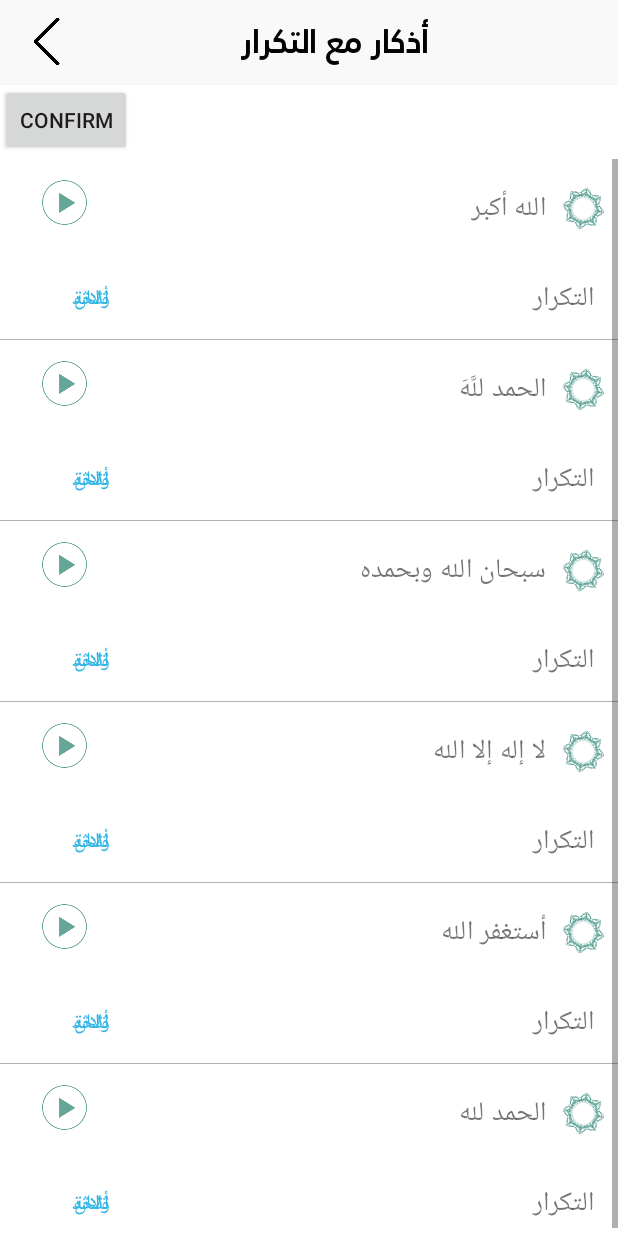
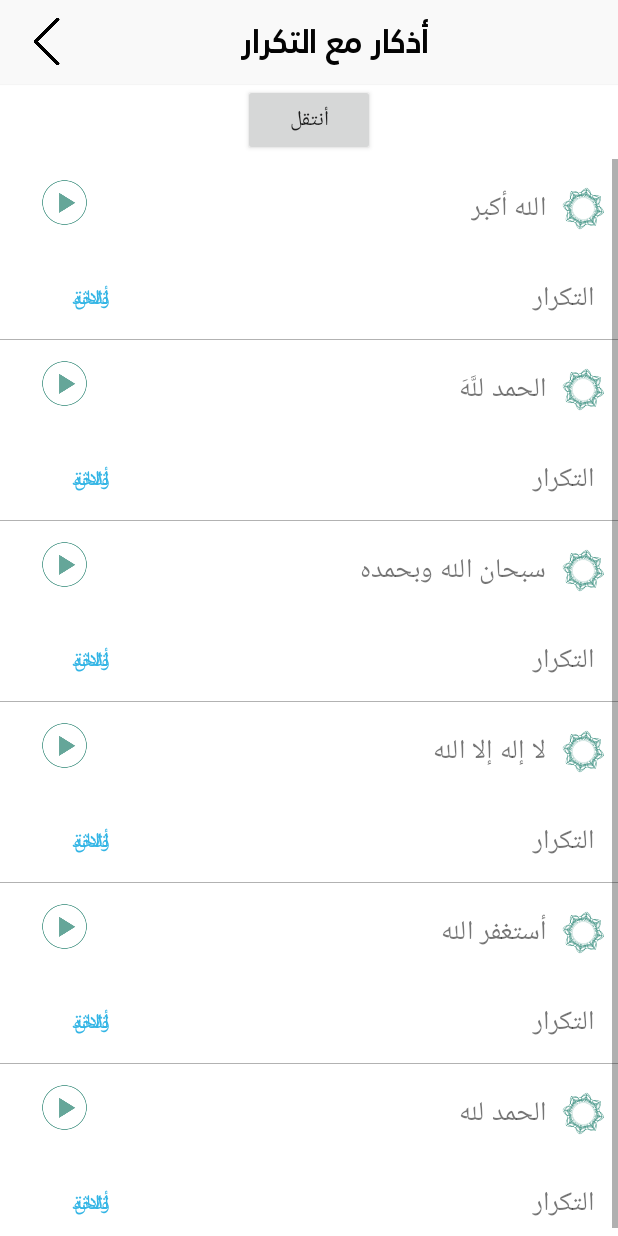
Before and after one commit to ahmedco82/AzcarAlmuslim, an Android app: the ListAzcarActivity screen opened directly, with no data from a screen before it, on a phone screen of 412 x 824 dp. Run offline under Robolectric (Android 15) with nearby library versions, the light colour scheme and no system bars; plain views replace SegmentedGroup; 4 statements that could not run were skipped.

Commit message:
// Organize some class

```diff
--- a/app/build.gradle
+++ b/app/build.gradle
@@ -39,4 +39,5 @@ dependencies {
     implementation 'androidx.cardview:cardview:1.0.0'
     implementation 'com.github.PuffoCyano:Range-Time-Picker-Dialog:v1.8'
     implementation 'com.github.fabriciorod:material-buttons:1.2'
+    implementation 'androidx.localbroadcastmanager:localbroadcastmanager:1.0.0'
 }
--- a/app/src/main/java/com/ahmedco/tasbeh_5/utils/DataSharedPreferences.java
+++ b/app/src/main/java/com/ahmedco/tasbeh_5/utils/DataSharedPreferences.java
@@ -15,17 +15,20 @@ public class DataSharedPreferences {
     public final static String PREFS_NAME = "appname_prefs";
 
     public static void setInt(String key, int value) {
+
         SharedPreferences sharedPref = context.getSharedPreferences(PREFS_NAME ,0);
         SharedPreferences.Editor editor = sharedPref.edit();
         editor.putInt(key, value);
         editor.apply();
+
     }
 
 
     public static int getInt(String key) {
-        SharedPreferences prefs = context.getSharedPreferences(PREFS_NAME, 0);
+        SharedPreferences prefs = context.getSharedPreferences(PREFS_NAME, context.MODE_PRIVATE);
         return prefs.getInt(key , 0);
     }
+
 
     public static void setStr(String key, String value) {
         SharedPreferences sharedPref = context.getSharedPreferences(PREFS_NAME,0);
--- a/app/src/main/res/layout/activity_azcar.xml
+++ b/app/src/main/res/layout/activity_azcar.xml
@@ -3,9 +3,7 @@
     xmlns:android="http://schemas.android.com/apk/res/android"
     xmlns:tools="http://schemas.android.com/tools"
     android:layout_width="match_parent"
-    android:layout_height="match_parent"
-    tools:context="com.ahmedco.tasbeh_5.activities.AzcarActivity">
-
+    android:layout_height="match_parent">
     <TextView
         android:id="@+id/text_view_countdown"
         android:layout_width="wrap_content"
--- a/app/src/main/res/layout/activity_list_azcar.xml
+++ b/app/src/main/res/layout/activity_list_azcar.xml
@@ -5,45 +5,49 @@
     android:background="#ffffff"
     tools:context="com.ahmedco.tasbeh_5.activities.ListAzcarActivity">
 
-
     <Button
-        android:layout_gravity="center"
         android:id="@+id/button_row_listazcar"
         android:layout_width="wrap_content"
         android:layout_height="wrap_content"
-        android:onClick="confirmConfiguration"
-        android:text="Confirm"
+        android:onClick="btnConfirmConfiguration"
+        android:layout_centerHorizontal="true"
+        android:text="أنتقل"
       />
 
-
-
     <ScrollView
-        android:paddingTop="50dp"
         android:layout_width="fill_parent"
         android:layout_height="wrap_content"
-        android:layout_weight="1" >
+        android:layout_weight="1"
+        android:paddingTop="50dp">
 
         <LinearLayout
             android:layout_width="match_parent"
             android:layout_height="wrap_content"
             android:orientation="vertical">
-        <include
-            android:id="@+id/r1" layout="@layout/row_list_azcar"/>
-
-        <include layout="@layout/row_list_azcar" android:id="@+id/r2"/>
 
             <include
-            layout="@layout/row_list_azcar" android:id="@+id/r3"/>
+                android:id="@+id/r1"
+                layout="@layout/row_list_azcar" />
 
             <include
-            layout="@layout/row_list_azcar" android:id="@+id/r4"/>
+                android:id="@+id/r2"
+                layout="@layout/row_list_azcar" />
 
             <include
-            layout="@layout/row_list_azcar" android:id="@+id/r5"/>
+                android:id="@+id/r3"
+                layout="@layout/row_list_azcar" />
 
             <include
-            layout="@layout/row_list_azcar" android:id="@+id/r6"/>
+                android:id="@+id/r4"
+                layout="@layout/row_list_azcar" />
 
+            <include
+                android:id="@+id/r5"
+                layout="@layout/row_list_azcar" />
+
+            <include
+                android:id="@+id/r6"
+                layout="@layout/row_list_azcar" />
         </LinearLayout>
     </ScrollView>
 </RelativeLayout>
--- a/app/src/main/res/values/strings.xml
+++ b/app/src/main/res/values/strings.xml
@@ -5,7 +5,7 @@
     <string name="select_time_azkar">تحديد أوقات الاذكار</string>
     <string name="remember_me">ذكرني كل</string>
     <string name="remember_me2">التذكير كل</string>
-    <string name="text_timer_selected0"> 15 دقيقة </string>
+    <string name="text_timer_selected0"> 1 دقيقة </string>
     <string name="text_btn_start_remember">ابدأ بالتذكير</string>
     <string name="text_btn_stop_remember">ايقاف التذكير</string>
     <string name="text_btn_OK">موافق</string>
```
Also changed, not shown: app/src/main/AndroidManifest.xml (+8 -16 lines), app/src/main/java/com/ahmedco/tasbeh_5/activities/AzcarWidget.java (+66 -31 lines), app/src/main/java/com/ahmedco/tasbeh_5/activities/DialogRememberInfoActivity.java (+35 -15 lines), app/src/main/java/com/ahmedco/tasbeh_5/activities/ListAzcarActivity.java (+59 -20 lines), app/src/main/java/com/ahmedco/tasbeh_5/activities/TimeSettingsActivity.java (+41 -21 lines). Lines whose indentation alone changed are shown as unchanged.
